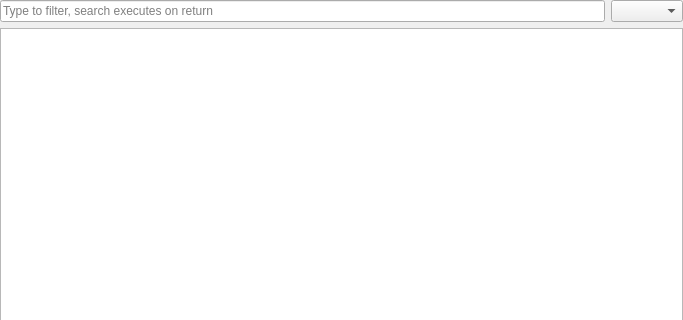
This is qtdesigner/terms.ui in t123/ReadingTool.Python as Qt 5 draws it before an edit; both pictures show x 0 to 683 and y 0 to 320 of the 683 by 481 pixel window. The edited form follows.
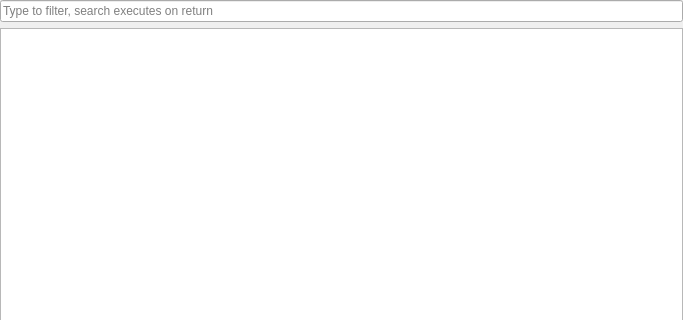
This is the edited form.

```diff
--- a/qtdesigner/terms.ui
+++ b/qtdesigner/terms.ui
@@ -18,7 +18,7 @@
     <number>0</number>
    </property>
    <item>
-    <layout class="QHBoxLayout" name="horizontalLayout" stretch="1,0">
+    <layout class="QHBoxLayout" name="horizontalLayout" stretch="1">
      <item>
       <widget class="QLineEdit" name="leFilter">
        <property name="placeholderText">
@@ -26,9 +26,6 @@
        </property>
       </widget>
      </item>
-     <item>
-      <widget class="QComboBox" name="cbTags"/>
-     </item>
     </layout>
    </item>
    <item>
```
